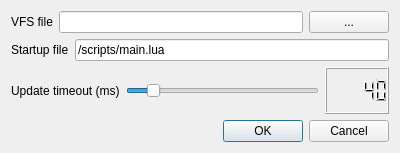
Before: the Qt Designer form sgui_plugin/dialog.ui in matrixsmaster/MILLA, drawn with Qt 5.
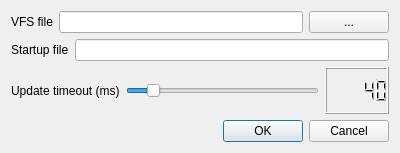
After: the same form once the commit is applied. Icons and pictures are not drawn.

Diff of the .ui file:
```diff
--- a/sgui_plugin/dialog.ui
+++ b/sgui_plugin/dialog.ui
@@ -54,7 +54,7 @@
      <item>
       <widget class="QLineEdit" name="lineEdit_2">
        <property name="text">
-        <string>/scripts/main.lua</string>
+        <string/>
        </property>
       </widget>
      </item>
```
